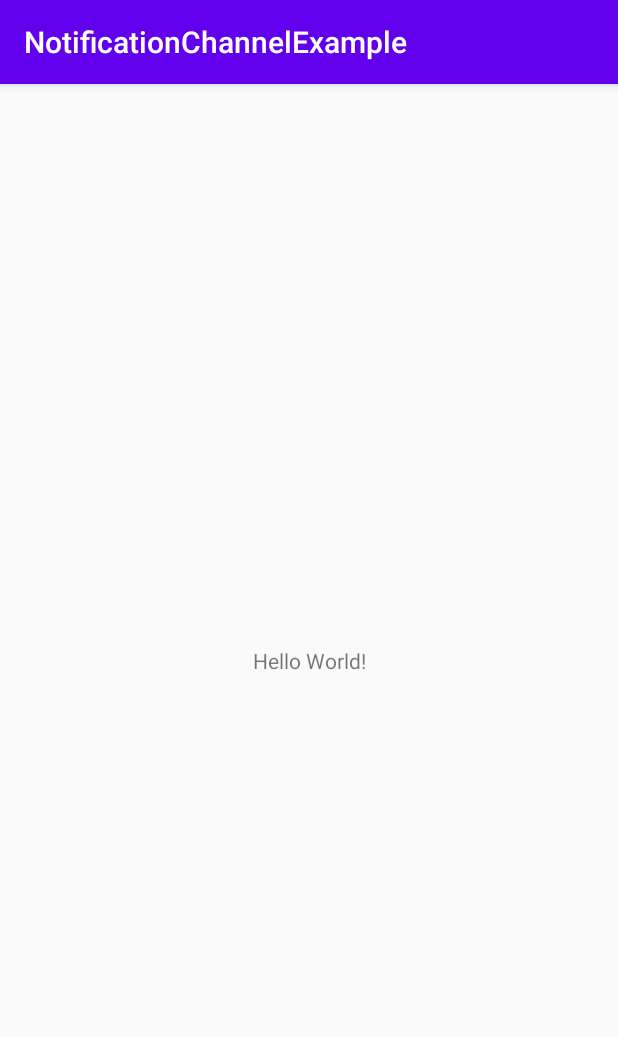
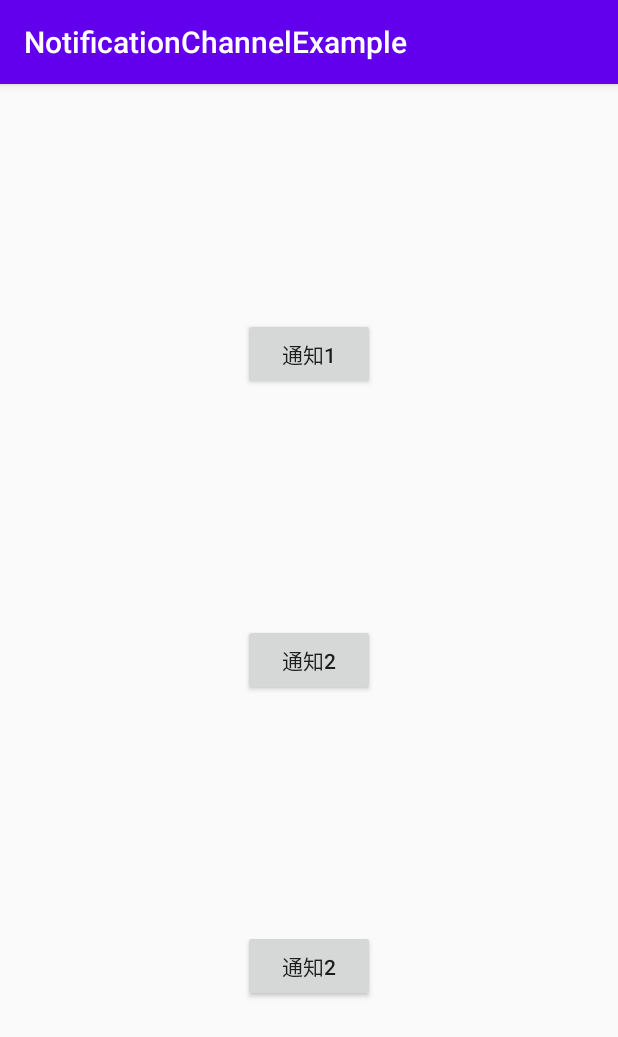
Before and after one commit to YusukeSuzuki1213/notification-channel-group, an Android app: the screen it shows after launch (MainActivity), on a phone screen of 412 x 824 dp. Shown: the top 1037 px of the screen. Run offline under Robolectric (Android 15) with nearby library versions, the phone set to English and light mode, and no system bars; our stand-ins replace data binding.

Commit message:
レイアウト実装

```diff
--- a/app/build.gradle
+++ b/app/build.gradle
@@ -1,6 +1,7 @@
 apply plugin: 'com.android.application'
 apply plugin: 'kotlin-android'
 apply plugin: 'kotlin-android-extensions'
+apply plugin: 'kotlin-kapt'
 
 android {
     compileSdkVersion 29
@@ -21,6 +22,10 @@ android {
             proguardFiles getDefaultProguardFile('proguard-android-optimize.txt'), 'proguard-rules.pro'
         }
     }
+
+    dataBinding {
+        enabled = true
+    }
 }
 
 dependencies {
@@ -28,9 +33,9 @@ dependencies {
     implementation "org.jetbrains.kotlin:kotlin-stdlib:$kotlin_version"
     implementation 'androidx.core:core-ktx:1.3.1'
     implementation 'androidx.appcompat:appcompat:1.2.0'
-    implementation 'androidx.constraintlayout:constraintlayout:1.1.3'
+    implementation 'androidx.constraintlayout:constraintlayout:2.0.1'
+    implementation 'androidx.legacy:legacy-support-v4:1.0.0'
     testImplementation 'junit:junit:4.12'
-    androidTestImplementation 'androidx.test.ext:junit:1.1.1'
-    androidTestImplementation 'androidx.test.espresso:espresso-core:3.2.0'
-
+    androidTestImplementation 'androidx.test.ext:junit:1.1.2'
+    androidTestImplementation 'androidx.test.espresso:espresso-core:3.3.0'
 }
--- a/app/src/main/java/com/example/notificationchannelexample/MainActivity.kt
+++ b/app/src/main/java/com/example/notificationchannelexample/MainActivity.kt
@@ -7,5 +7,18 @@ class MainActivity : AppCompatActivity() {
     override fun onCreate(savedInstanceState: Bundle?) {
         super.onCreate(savedInstanceState)
         setContentView(R.layout.activity_main)
+
+        supportFragmentManager
+            .beginTransaction()
+            .replace(
+                R.id.fragment_container,
+                NotificationFragment.createInstance(
+                    NotificationFragment.Args(
+                        hoge = "hoge"
+                    )
+                )
+            )
+            .addToBackStack(null)
+            .commit()
     }
 }
--- /dev/null
+++ b/app/src/main/java/com/example/notificationchannelexample/NotificationFragment.kt
@@ -0,0 +1,40 @@
+package com.example.notificationchannelexample
+
+import android.os.Bundle
+import androidx.fragment.app.Fragment
+import android.view.LayoutInflater
+import android.view.View
+import android.view.ViewGroup
+import java.io.Serializable
+
+class NotificationFragment : Fragment() {
+
+    companion object {
+
+        private const val BUNDLE_KEY_ARGS = "notification_fragment"
+
+        @JvmStatic
+        fun createInstance(args: Args): NotificationFragment =
+            NotificationFragment().apply {
+                arguments = Bundle().apply {
+                    putSerializable(BUNDLE_KEY_ARGS, args)
+                }
+            }
+    }
+
+    override fun onCreate(savedInstanceState: Bundle?) {
+        super.onCreate(savedInstanceState)
+
+    }
+
+    override fun onCreateView(
+        inflater: LayoutInflater, container: ViewGroup?,
+        savedInstanceState: Bundle?
+    ): View? {
+        return inflater.inflate(R.layout.fragment_notification, container, false)
+    }
+
+    data class Args(
+        val hoge: String
+    ) : Serializable
+}
--- a/app/src/main/res/layout/activity_main.xml
+++ b/app/src/main/res/layout/activity_main.xml
@@ -1,19 +1,13 @@
 <?xml version="1.0" encoding="utf-8"?>
-<androidx.constraintlayout.widget.ConstraintLayout
+<layout
     xmlns:android="http://schemas.android.com/apk/res/android"
-    xmlns:app="http://schemas.android.com/apk/res-auto"
     xmlns:tools="http://schemas.android.com/tools"
-    android:layout_width="match_parent"
-    android:layout_height="match_parent"
-    tools:context=".MainActivity">
-
-    <TextView
-        android:layout_width="wrap_content"
-        android:layout_height="wrap_content"
-        android:text="Hello World!"
-        app:layout_constraintBottom_toBottomOf="parent"
-        app:layout_constraintLeft_toLeftOf="parent"
-        app:layout_constraintRight_toRightOf="parent"
-        app:layout_constraintTop_toTopOf="parent" />
-
-</androidx.constraintlayout.widget.ConstraintLayout>
+    >
+    <androidx.constraintlayout.widget.ConstraintLayout
+        android:id="@+id/fragment_container"
+        android:layout_width="match_parent"
+        android:layout_height="match_parent"
+        tools:context=".MainActivity"
+        >
+    </androidx.constraintlayout.widget.ConstraintLayout>
+</layout>
--- /dev/null
+++ b/app/src/main/res/layout/fragment_notification.xml
@@ -0,0 +1,41 @@
+<?xml version="1.0" encoding="utf-8"?>
+<layout
+    xmlns:android="http://schemas.android.com/apk/res/android"
+    xmlns:app="http://schemas.android.com/apk/res-auto"
+    >
+    <androidx.constraintlayout.widget.ConstraintLayout
+        android:layout_width="match_parent"
+        android:layout_height="match_parent"
+        >
+        <Button
+            android:id="@+id/notification1"
+            android:layout_width="wrap_content"
+            android:layout_height="wrap_content"
+            android:text="通知1"
+            app:layout_constraintStart_toStartOf="parent"
+            app:layout_constraintEnd_toEndOf="parent"
+            app:layout_constraintTop_toTopOf="parent"
+            app:layout_constraintBottom_toTopOf="@id/notification2"
+            />
+        <Button
+            android:id="@+id/notification2"
+            android:layout_width="wrap_content"
+            android:layout_height="wrap_content"
+            android:text="通知2"
+            app:layout_constraintStart_toStartOf="parent"
+            app:layout_constraintEnd_toEndOf="parent"
+            app:layout_constraintTop_toBottomOf="@id/notification1"
+            app:layout_constraintBottom_toTopOf="@id/notification3"
+            />
+        <Button
+            android:id="@+id/notification3"
+            android:layout_width="wrap_content"
+            android:layout_height="wrap_content"
+            android:text="通知2"
+            app:layout_constraintStart_toStartOf="parent"
+            app:layout_constraintEnd_toEndOf="parent"
+            app:layout_constraintTop_toBottomOf="@id/notification2"
+            app:layout_constraintBottom_toBottomOf="parent"
+            />
+    </androidx.constraintlayout.widget.ConstraintLayout>
+</layout>
--- a/app/src/main/res/values/strings.xml
+++ b/app/src/main/res/values/strings.xml
@@ -1,3 +1,5 @@
 <resources>
     <string name="app_name">NotificationChannelExample</string>
+    <!-- TODO: Remove or change this placeholder text -->
+    <string name="hello_blank_fragment">Hello blank fragment</string>
 </resources>
```
